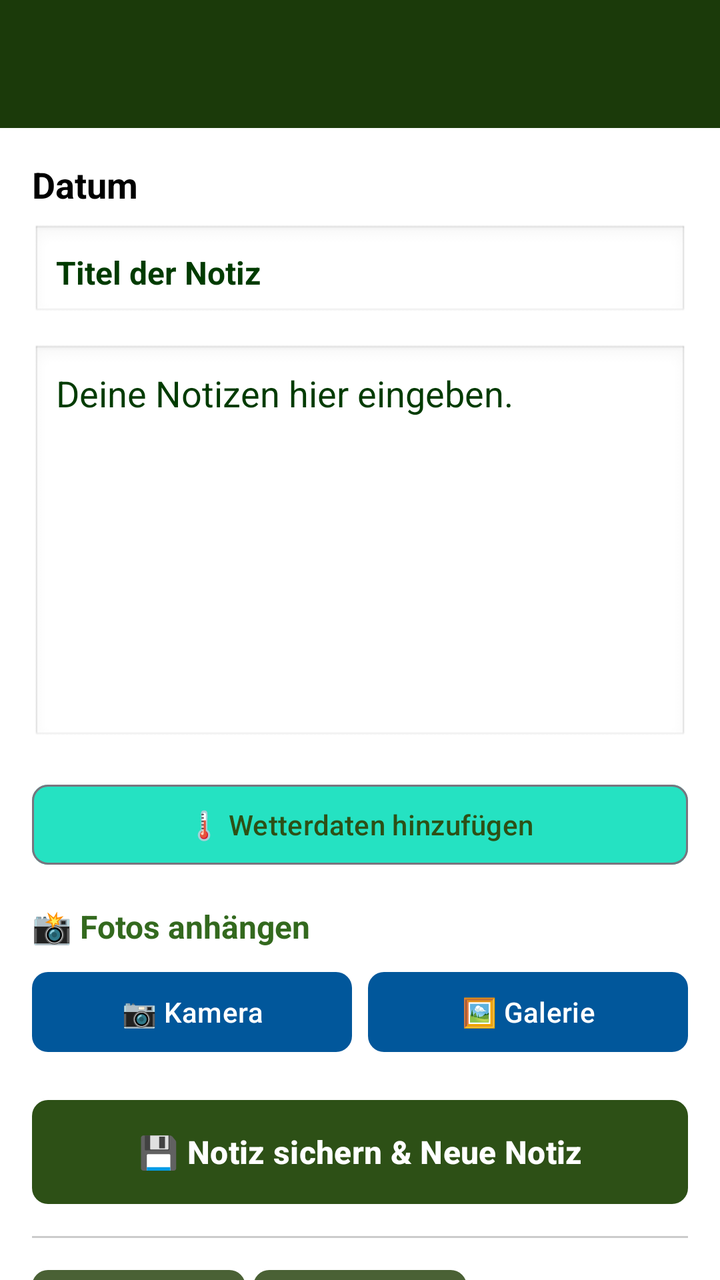
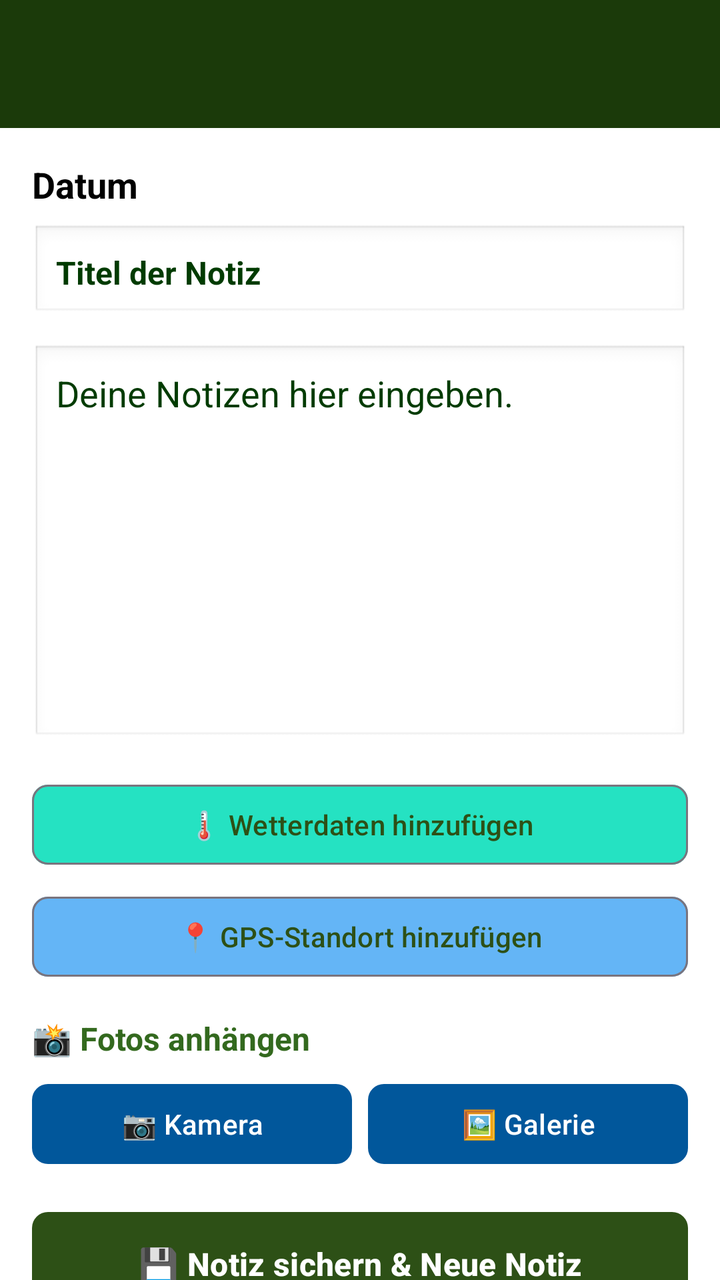

Compare the two renders of this Android layout. The source of the first and the diff that turns it into the second are given below.
<!-- AndroidManifest.xml: activity theme Theme.HundeWildnis -->
<!-- res/layout/activity_daily_notes.xml -->
<?xml version="1.0" encoding="utf-8"?>
<androidx.coordinatorlayout.widget.CoordinatorLayout
    xmlns:android="http://schemas.android.com/apk/res/android"
    xmlns:app="http://schemas.android.com/apk/res-auto"
    android:layout_width="match_parent"
    android:layout_height="match_parent">

    <com.google.android.material.appbar.AppBarLayout
        android:id="@+id/appbar"
        android:layout_width="match_parent"
        android:layout_height="wrap_content"
        android:fitsSystemWindows="true">

        <androidx.appcompat.widget.Toolbar
            android:id="@+id/toolbar"
            android:layout_width="match_parent"
            android:layout_height="?attr/actionBarSize"
            android:background="#1B3A0A"
            app:titleTextColor="#FFFFFF" />
    </com.google.android.material.appbar.AppBarLayout>

    <androidx.core.widget.NestedScrollView
        android:layout_width="match_parent"
        android:layout_height="match_parent"
        app:layout_behavior="@string/appbar_scrolling_view_behavior">

        <LinearLayout
            android:layout_width="match_parent"
            android:layout_height="wrap_content"
            android:orientation="vertical"
            android:padding="16dp">

            
            <TextView
                android:id="@+id/tvDate"
                android:layout_width="match_parent"
                android:layout_height="wrap_content"
                android:text="Datum"
                android:textSize="18sp"
                android:textStyle="bold"
                android:textColor="?android:attr/textColorPrimary"
                android:layout_marginBottom="8dp" />

            
            <TextView
                android:id="@+id/tvWeatherInfo"
                android:layout_width="match_parent"
                android:layout_height="wrap_content"
                android:text=""
                android:textSize="13sp"
                android:textColor="?android:attr/textColorPrimary"
                android:layout_marginBottom="16dp"
                android:visibility="gone" />

            
            <EditText
                android:id="@+id/etTitle"
                android:layout_width="match_parent"
                android:layout_height="wrap_content"
                android:hint="Titel der Notiz"
                android:inputType="textCapSentences"
                android:textSize="16sp"
                android:textStyle="bold"
                android:textColorHint="@color/dark_green"
                android:textColor="#000000"
                android:padding="12dp"
                android:background="@android:drawable/edit_text"
                android:layout_marginBottom="12dp" />

            
            <EditText
                android:id="@+id/etNotes"
                android:layout_width="match_parent"
                android:layout_height="200dp"
                android:hint="Deine Notizen hier eingeben."
                android:textColorHint="@color/dark_green"
                android:textColor="#000000"
                android:gravity="top|start"
                android:padding="12dp"
                android:background="@android:drawable/edit_text"
                android:inputType="textMultiLine|textCapSentences"
                android:layout_marginBottom="16dp" />

            
            <com.google.android.material.button.MaterialButton
                android:id="@+id/btnAddWeather"
                style="@style/Widget.Material3.Button.OutlinedButton"
                android:layout_width="match_parent"
                android:layout_height="wrap_content"
                android:text="🌡️ Wetterdaten hinzufügen"
                android:textSize="14sp"
                app:cornerRadius="8dp"
                app:backgroundTint="#25E2C2"
                android:layout_marginBottom="16dp" />

            
            <TextView
                android:layout_width="match_parent"
                android:layout_height="wrap_content"
                android:text="📸 Fotos anhängen"
                android:textSize="16sp"
                android:textStyle="bold"
                android:textColor="#33691E"
                android:layout_marginBottom="8dp" />

            
            <LinearLayout
                android:layout_width="match_parent"
                android:layout_height="wrap_content"
                android:orientation="horizontal"
                android:layout_marginBottom="16dp">

                <com.google.android.material.button.MaterialButton
                    android:id="@+id/btnCamera"
                    android:layout_width="0dp"
                    android:layout_height="wrap_content"
                    android:layout_weight="1"
                    android:text="📷 Kamera"
                    android:textSize="14sp"
                    app:cornerRadius="8dp"
                    app:backgroundTint="#01579B"
                    android:textColor="#FFFFFF"
                    android:layout_marginEnd="8dp" />

                <com.google.android.material.button.MaterialButton
                    android:id="@+id/btnGallery"
                    android:layout_width="0dp"
                    android:layout_height="wrap_content"
                    android:layout_weight="1"
                    android:text="🖼️ Galerie"
                    android:textSize="14sp"
                    app:cornerRadius="8dp"
                    app:backgroundTint="#01579B"
                    android:textColor="#FFFFFF" />

            </LinearLayout>

            
            <androidx.recyclerview.widget.RecyclerView
                android:id="@+id/rvPhotos"
                android:layout_width="match_parent"
                android:layout_height="wrap_content"
                android:layout_marginBottom="16dp"
                android:visibility="gone" />

            
            <com.google.android.material.button.MaterialButton
                android:id="@+id/btnSaveNew"
                android:layout_width="match_parent"
                android:layout_height="60dp"
                android:text="💾 Notiz sichern &amp; Neue Notiz"
                android:textSize="16sp"
                android:textStyle="bold"
                app:cornerRadius="8dp"
                app:backgroundTint="#2d5016"
                android:textColor="#FFFFFF"
                android:layout_marginBottom="12dp" />

            <View
                android:layout_width="match_parent"
                android:layout_height="1dp"
                android:background="#33000000"
                android:layout_marginBottom="12dp" />

            
            <LinearLayout
                android:layout_width="match_parent"
                android:layout_height="wrap_content"
                android:orientation="horizontal"
                android:layout_marginBottom="8dp">

                <com.google.android.material.button.MaterialButton
                    android:id="@+id/btnExportPdf"
                    android:layout_width="0dp"
                    android:layout_height="60dp"
                    android:layout_weight="1"
                    android:text="📄 PDF"
                    android:textSize="14sp"
                    android:textStyle="bold"
                    app:cornerRadius="8dp"
                    app:backgroundTint="#4a6135"
                    android:textColor="#FFFFFF"
                    android:layout_marginEnd="4dp" />

                <com.google.android.material.button.MaterialButton
                    android:id="@+id/btnExportGpx"
                    android:layout_width="0dp"
                    android:layout_height="60dp"
                    android:layout_weight="1"
                    android:text="🗺️ GPX"
                    android:textSize="14sp"
                    android:textStyle="bold"
                    app:cornerRadius="8dp"
                    app:backgroundTint="#4a6135"
                    android:textColor="#FFFFFF"
                    android:layout_marginEnd="4dp" />

                <com.google.android.material.button.MaterialButton
                    android:id="@+id/btnShare"
                    android:layout_width="0dp"
                    android:layout_height="60dp"
                    android:layout_weight="1"
                    android:text="📤 Teilen"
                    android:textSize="14sp"
                    android:textStyle="bold"
                    app:cornerRadius="8dp"
                    app:backgroundTint="#4a6135"
                    android:textColor="#FFFFFF" />
            </LinearLayout>

            <com.google.android.material.button.MaterialButton
                android:id="@+id/btnClear"
                android:layout_width="match_parent"
                android:layout_height="60dp"
                android:text="🗑️ Entwurf löschen"
                android:textSize="16sp"
                android:textStyle="bold"
                app:cornerRadius="8dp"
                app:backgroundTint="#6a8255"
                android:textColor="#FFFFFF"
                android:layout_marginBottom="24dp" />

            
            <TextView
                android:layout_width="match_parent"
                android:layout_height="wrap_content"
                android:text="🕒 Historie (Bisherige Notizen)"
                android:textSize="18sp"
                android:textStyle="bold"
                android:layout_marginBottom="12dp" />

            
            <androidx.recyclerview.widget.RecyclerView
                android:id="@+id/rvHistory"
                android:layout_width="match_parent"
                android:layout_height="wrap_content"
                android:nestedScrollingEnabled="false" />

        </LinearLayout>
    </androidx.core.widget.NestedScrollView>

</androidx.coordinatorlayout.widget.CoordinatorLayout>
<!-- resources referenced by this layout -->
<resources>
  <color name="dark_green">#003b00</color>
  <style name="Theme.HundeWildnis" parent="Base.Theme.HundeWildnis" />
  <style name="Base.Theme.HundeWildnis" parent="Theme.Material3.Light.NoActionBar">
          <item name="colorPrimary">#2d5016</item>
          <item name="colorPrimaryVariant">#1a3009</item>
          <item name="colorOnPrimary">#FFFFFF</item>
          <item name="colorSecondary">#6b8e4e</item>
          <item name="colorSecondaryVariant">#4a6135</item>
          <item name="colorOnSecondary">#000000</item>
          <item name="android:statusBarColor">?attr/colorPrimaryVariant</item>
  
          <item name="android:navigationBarColor">@android:color/transparent</item>
          <item name="android:windowLightStatusBar">true</item>
          <item name="android:windowLightNavigationBar">true</item>
          <item name="android:enforceNavigationBarContrast" tools:targetApi="q">false</item>
          <item name="android:enforceStatusBarContrast" tools:targetApi="q">false</item>
  
          
          <item name="colorAccent">#2d5016</item>
          <item name="android:textColorPrimary">#000000</item>
  
          
          <item name="materialAlertDialogTheme">@style/AlertDialogTheme</item>
  
          
          <item name="actionMenuTextColor">#FFFFFF</item>
  
          
          <item name="android:windowBackground">#FFFFFF</item>
          <item name="android:colorBackground">#FFFFFF</item>
      </style>
  <style name="AlertDialogTheme" parent="ThemeOverlay.Material3.MaterialAlertDialog">
          
          <item name="colorSurface">#FFFFFF</item>
  
          
          <item name="colorOnSurface">#000000</item>
          <item name="android:textColorPrimary">#000000</item>
  
          
          <item name="buttonBarPositiveButtonStyle">@style/DialogButtonStyle.Light</item>
          <item name="buttonBarNegativeButtonStyle">@style/DialogButtonStyle.Light</item>
          <item name="buttonBarNeutralButtonStyle">@style/DialogButtonStyle.Light</item>
      </style>
  <style name="DialogButtonStyle.Light" parent="Widget.Material3.Button.TextButton.Dialog">
          
          <item name="android:textColor">#2d5016</item>
  
          
          <item name="backgroundTint">@android:color/transparent</item>
  
          
          <item name="rippleColor">#332d5016</item>
      </style>
</resources>

<!-- the commit's change to res/layout/activity_daily_notes.xml (unified diff, before → after) -->
@@ -91,6 +91,18 @@
                 android:textSize="14sp"
                 app:cornerRadius="8dp"
                 app:backgroundTint="#25E2C2"
+                android:layout_marginBottom="8dp" />
+
+            
+            <com.google.android.material.button.MaterialButton
+                android:id="@+id/btnAddLocation"
+                style="@style/Widget.Material3.Button.OutlinedButton"
+                android:layout_width="match_parent"
+                android:layout_height="wrap_content"
+                android:text="📍 GPS-Standort hinzufügen"
+                android:textSize="14sp"
+                app:cornerRadius="8dp"
+                app:backgroundTint="#64B5F6"
                 android:layout_marginBottom="16dp" />
 
             
